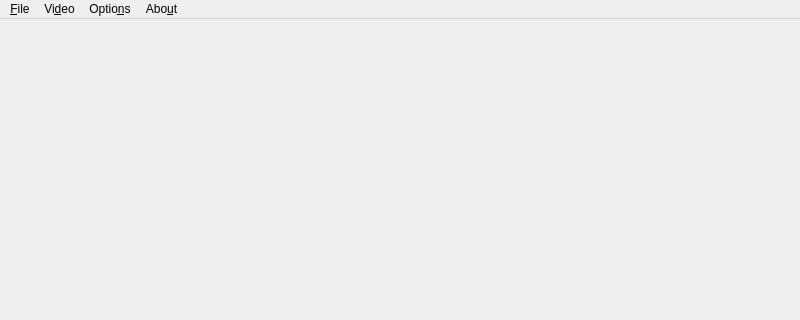
Above: gui/main.ui from mpvqc/mpvQC before the change; both pictures show x 0 to 800 and y 0 to 320 of the 800 by 600 pixel window. Below: the same form after it.
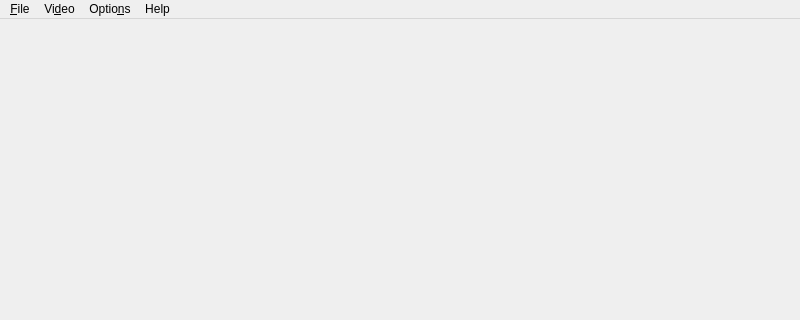
That is the form after the change. Icons and pictures are not drawn.

```diff
--- a/gui/main.ui
+++ b/gui/main.ui
@@ -108,7 +108,7 @@
    </widget>
    <widget class="QMenu" name="mainWindowAboutMenu">
     <property name="title">
-     <string>Abo&amp;ut</string>
+     <string>Help</string>
     </property>
     <addaction name="actionAboutQt"/>
     <addaction name="actionAboutMpvQc"/>
```
Left out of the diff: 11 changed lines with no effect on the pictures.
